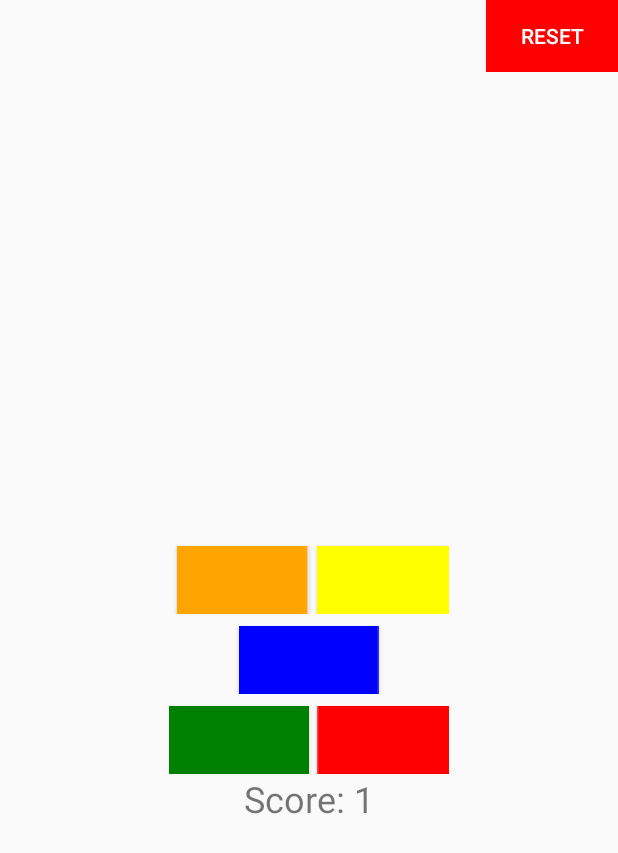
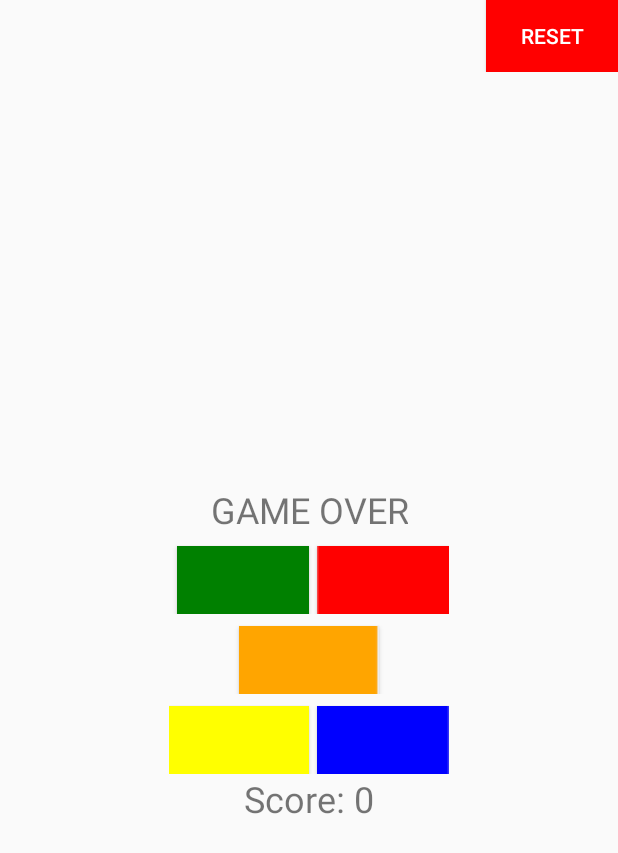
Before and after one commit to zedtran/AubieMemoryGame, an Android app: the screen it shows after launch (AubieMainActivity), after a tap on an icon or button, on a phone screen of 412 x 824 dp. Shown: the top 853 px of the screen. Run offline under Robolectric (Android 15) with nearby library versions, the phone set to English and light mode, and no system bars; 3 other taps on this screen came first.

Commit message:
Added in sound. It's pretty bug as is right now

```diff
--- a/app/src/main/java/edu/auburn/eng/csse/comp3710/spring2018/TeamBlakeDonJordan/AubieFragment.java
+++ b/app/src/main/java/edu/auburn/eng/csse/comp3710/spring2018/TeamBlakeDonJordan/AubieFragment.java
@@ -3,6 +3,7 @@ package edu.auburn.eng.csse.comp3710.spring2018.TeamBlakeDonJordan;
 
 
 import android.app.Fragment;
+import android.media.MediaPlayer;
 import android.os.Bundle;
 import android.support.annotation.Nullable;
 import android.view.LayoutInflater;
@@ -30,79 +31,78 @@ public class AubieFragment extends Fragment {
 
     @Override
     public View onCreateView(LayoutInflater inflater, @Nullable ViewGroup container, Bundle savedInstanceState) {
-
+        Button mRedButton;
+        Button mBlueButton;
+        Button mYellowButton;
         Button mGreenButton;
         Button mOrangeButton;
-        Button mYellowButton;
-        Button mRedButton;
-        Button mBlueButton;
         Button mResetButton;
+
 
         View v = inflater.inflate(R.layout.fragment_aubieboard, container, false);
         mSequence = v.findViewById(R.id.test);
         final TextView mScoreBoard = v.findViewById(R.id.score);
 
         //creates all buttons
+        mRedButton = v.findViewById(R.id.red);
+        mBlueButton = v.findViewById(R.id.blue);
+        mYellowButton = v.findViewById(R.id.yellow);
         mGreenButton = v.findViewById(R.id.green);
         mOrangeButton = v.findViewById(R.id.orange);
-        mRedButton = v.findViewById(R.id.red);
-        mYellowButton = v.findViewById(R.id.yellow);
-        mBlueButton = v.findViewById(R.id.blue);
         mResetButton =  v.findViewById(R.id.reset);
 
-        mBoard = new Board(mOrangeButton, mYellowButton, mGreenButton, mRedButton, mBlueButton);
+        mBoard = new Board(mRedButton, mBlueButton, mYellowButton, mGreenButton, mOrangeButton);
         //mSequence.setText(mBoard.getSequenceString());    //sets up default text views
-
-        runFirstFlash();
 
 
         //sets up listeners for buttons
+        mRedButton.setOnClickListener(new View.OnClickListener() {
+            @Override
+            public void onClick(android.view.View view) {                               //Red
+                //mRedButton.clearAnimation();
+                click(getString(R.string.RED), mSequence, mScoreBoard);
+            }
+        });
+        mBlueButton.setOnClickListener(new View.OnClickListener() {
+            @Override
+            public void onClick(android.view.View view) {                              //Blue
+                //mBlueButton.clearAnimation();
+                click(getString(R.string.BLUE), mSequence, mScoreBoard);
+            }
+        });
+        mYellowButton.setOnClickListener(new View.OnClickListener() {
+            @Override
+            public void onClick(android.view.View view) {                            //Yellow
+                //mYellowButton.clearAnimation();
+                click(getString(R.string.YELLOW), mSequence, mScoreBoard);
+            }
+        });
         mGreenButton.setOnClickListener(new View.OnClickListener() {
             @Override
-            public void onClick(android.view.View view) {                      //Green
+            public void onClick(android.view.View view) {                             //Green
                 //mGreenButton.clearAnimation();
                 click(getString(R.string.GREEN), mSequence, mScoreBoard);
             }
         });
         mOrangeButton.setOnClickListener(new View.OnClickListener() {
             @Override
-            public void onClick(android.view.View view) {                  //Orange
+            public void onClick(android.view.View view) {                            //Orange
                 //mOrangeButton.clearAnimation();
                 click(getString(R.string.ORANGE), mSequence, mScoreBoard);
             }
         });
-        mYellowButton.setOnClickListener(new View.OnClickListener() {
-            @Override
-            public void onClick(android.view.View view) {                       //Yellow
-                //mYellowButton.clearAnimation();
-                click(getString(R.string.YELLOW), mSequence, mScoreBoard);
-            }
-        });
-        mRedButton.setOnClickListener(new View.OnClickListener() {
-            @Override
-            public void onClick(android.view.View view) {                          //Red
-                //mRedButton.clearAnimation();
-                click(getString(R.string.RED), mSequence, mScoreBoard);
-            }
-        });
-        mBlueButton.setOnClickListener(new View.OnClickListener() {
-            @Override
-            public void onClick(android.view.View view) {                         //Blue
-                //mBlueButton.clearAnimation();
-                click(getString(R.string.BLUE), mSequence, mScoreBoard);
-            }
-        });
         mResetButton.setOnClickListener(new View.OnClickListener() {            //Reset Button
             @Override
-            public void onClick(View view) {
+            public void onClick(View view) {                             //Reset
                 mBoard.reset();
                 mGameOver = false;
-                //mSequence.setText(mBoard.getSequenceString());
-                mSequence.setText("");
-                runFirstFlash();
+                mSequence.setText("");      //remove once mSequence is removed
                 mScoreBoard.setText(getString(R.string.score, Integer.toString(mBoard.getScore())));
             }
         });
+
+        mBoard.flashButton(mBoard.getButton(mBoard.getSequenceList().get(0))).start();
+
         return v;
     }
 
@@ -112,6 +112,24 @@ public class AubieFragment extends Fragment {
      */
     public void click(String color, TextView mSequence, TextView mScoreBoard) {
        if(!mBoard.isAnimatorRunning()) {
+           switch (color){
+               case "red":
+                   MediaPlayer.create(getContext(), R.raw.anote_red).start();
+                   break;
+               case "blue":
+                   MediaPlayer.create(getContext(), R.raw.enote_blue).start();
+                   break;
+               case "yellow":
+                   MediaPlayer.create(getContext(), R.raw.csharpnote_yellow).start();
+                   break;
+               case "green":
+                   MediaPlayer.create(getContext(), R.raw.enote_green).start();
+                   break;
+               case "orange":
+                   MediaPlayer.create(getContext(), R.raw.fnote_orange).start();
+                   break;
+               default:
+           }
            if (!mGameOver) {
                mGameOver = mBoard.checkInput(color);
                //mSequence.setText(mBoard.getSequenceString());
@@ -122,10 +140,4 @@ public class AubieFragment extends Fragment {
            }
        }
     }
-
-
-    private void runFirstFlash() {
-        mBoard.flashButton(mBoard.getButton(mBoard.getSequenceList().get(0)));
-    }
-
 }
--- a/app/src/main/java/edu/auburn/eng/csse/comp3710/spring2018/TeamBlakeDonJordan/Board.java
+++ b/app/src/main/java/edu/auburn/eng/csse/comp3710/spring2018/TeamBlakeDonJordan/Board.java
@@ -5,7 +5,6 @@ import android.animation.AnimatorSet;
 import android.animation.ObjectAnimator;
 import android.animation.ValueAnimator;
 import android.widget.Button;
-
 import java.util.ArrayList;
 import java.util.Random;
 
@@ -15,17 +14,19 @@ import java.util.Random;
 
 public class Board {
 
+    private static final String RED = "red";
     private static final String BLUE = "blue";
-    private static final String RED = "red";
-    private static final String ORANGE = "orange";
     private static final String YELLOW = "yellow";
     private static final String GREEN = "green";
+    private static final String ORANGE = "orange";
 
+
+    private Button mRedButton;
+    private Button mBlueButton;
+    private Button mYellowButton;
     private Button mGreenButton;
     private Button mOrangeButton;
-    private Button mYellowButton;
-    private Button mRedButton;
-    private Button mBlueButton;
+
 
     private ArrayList<String> mSequence;
     private int mInputNumber = 0;
@@ -35,13 +36,13 @@ public class Board {
     /* Board()
      * constructor, runs first sequence
      */
-    Board(Button mOrangeB, Button mYellowB, Button mGreenB, Button mRedB, Button mBlueB) {
+    Board(Button mRedB, Button mBlueB, Button mYellowB, Button mGreenB, Button mOrangeB) {
         aubieSequence();
+        this.mRedButton = mRedB;
+        this.mBlueButton = mBlueB;
+        this.mYellowButton = mYellowB;
         this.mGreenButton = mGreenB;
         this.mOrangeButton = mOrangeB;
-        this.mBlueButton = mBlueB;
-        this.mRedButton = mRedB;
-        this.mYellowButton = mYellowB;
     }
 
     /* getScore()
@@ -63,16 +64,16 @@ public class Board {
      */
     public Button getButton(String color) {
         switch (color) {
+            case RED:
+                return mRedButton;
             case BLUE:
                 return mBlueButton;
+            case YELLOW:
+                return mYellowButton;
+            case GREEN:
+                return mGreenButton;
             case ORANGE:
                 return mOrangeButton;
-            case GREEN:
-                return mGreenButton;
-            case YELLOW:
-                return mYellowButton;
-            case RED:
-                return mRedButton;
             default:
                 return null;    //shouldn't happen
         }
@@ -84,7 +85,7 @@ public class Board {
      * input number set to zero at each new sequence
      */
     private void aubieSequence() {
-        String choices[] = {BLUE, ORANGE, GREEN, YELLOW, RED};
+        String choices[] = {RED, BLUE, YELLOW, GREEN, ORANGE};
         mSequence = new ArrayList<>(mScore + 1);
         mInputNumber = 0;
         Random rand = new Random();
@@ -132,9 +133,9 @@ public class Board {
      * Returns expected sequence of colors
      */
     public String getSequenceString() {
-        String sequence = "";
-        for (int i = 0; i < mSequence.size(); i++) sequence += (mSequence.get(i) + " ");
-        return sequence;
+        StringBuilder builder = new StringBuilder();
+        for (int i = 0; i < mSequence.size(); i++) builder.append(mSequence.get(i) + " ");
+        return builder.toString();
     }
 
     /* reset()
--- a/app/src/main/res/layout/fragment_aubieboard.xml
+++ b/app/src/main/res/layout/fragment_aubieboard.xml
@@ -38,45 +38,10 @@
                 android:gravity="center">
 
                 <Button
-                    android:id="@+id/orange"
+                    android:id="@+id/green"
                     android:layout_width="wrap_content"
                     android:layout_height="wrap_content"
                     android:layout_marginLeft="5dp"
-                    android:layout_marginTop="5dp"
-                    android:background="@drawable/orangebutton"/>
-
-                <Button
-                    android:id="@+id/yellow"
-                    android:layout_width="wrap_content"
-                    android:layout_height="wrap_content"
-                    android:layout_marginLeft="5dp"
-                    android:layout_marginTop="5dp"
-                    android:background="@drawable/yellow"/>
-            </TableRow>
-
-            <TableRow
-                android:layout_width="match_parent"
-                android:layout_height="match_parent"
-                android:gravity="center">
-
-                <Button
-                    android:id="@+id/blue"
-                    android:layout_width="wrap_content"
-                    android:layout_height="wrap_content"
-                    android:layout_marginTop="5dp"
-                    android:background="@drawable/bluebutton"/>
-
-            </TableRow>
-
-            <TableRow
-                android:layout_width="match_parent"
-                android:layout_height="match_parent"
-                android:gravity="center">
-
-                <Button
-                    android:id="@+id/green"
-                    android:layout_width="wrap_content"
-                    android:layout_height="wrap_content"
                     android:layout_marginTop="5dp"
                     android:background="@drawable/greenbutton"/>
 
@@ -91,6 +56,41 @@
 
             <TableRow
                 android:layout_width="match_parent"
+                android:layout_height="match_parent"
+                android:gravity="center">
+
+                <Button
+                    android:id="@+id/orange"
+                    android:layout_width="wrap_content"
+                    android:layout_height="wrap_content"
+                    android:layout_marginTop="5dp"
+                    android:background="@drawable/orangebutton"/>
+
+            </TableRow>
+
+            <TableRow
+                android:layout_width="match_parent"
+                android:layout_height="match_parent"
+                android:gravity="center">
+
+                <Button
+                    android:id="@+id/yellow"
+                    android:layout_width="wrap_content"
+                    android:layout_height="wrap_content"
+                    android:layout_marginTop="5dp"
+                    android:background="@drawable/yellowbutton"/>
+
+                <Button
+                    android:id="@+id/blue"
+                    android:layout_width="wrap_content"
+                    android:layout_height="wrap_content"
+                    android:layout_marginLeft="5dp"
+                    android:layout_marginTop="5dp"
+                    android:background="@drawable/bluebutton"/>
+            </TableRow>
+
+            <TableRow
+                android:layout_width="match_parent"
                 android:layout_height="match_parent" />
         </TableLayout>
         <TextView
```
Also changed, not shown: 5 other files.
